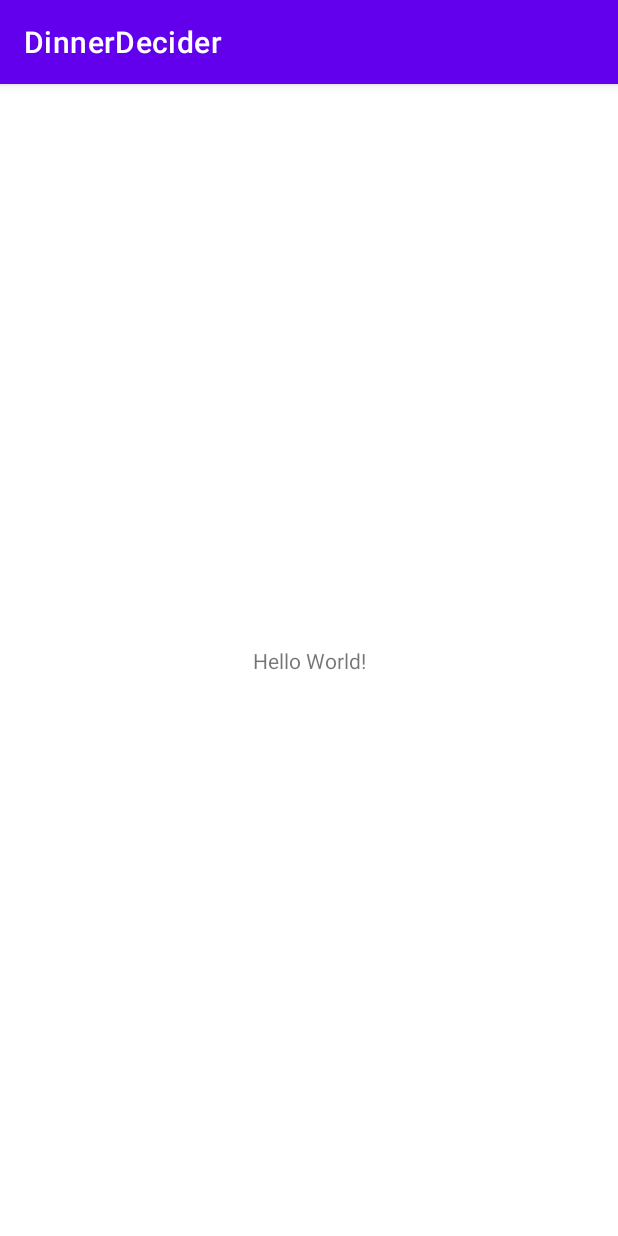
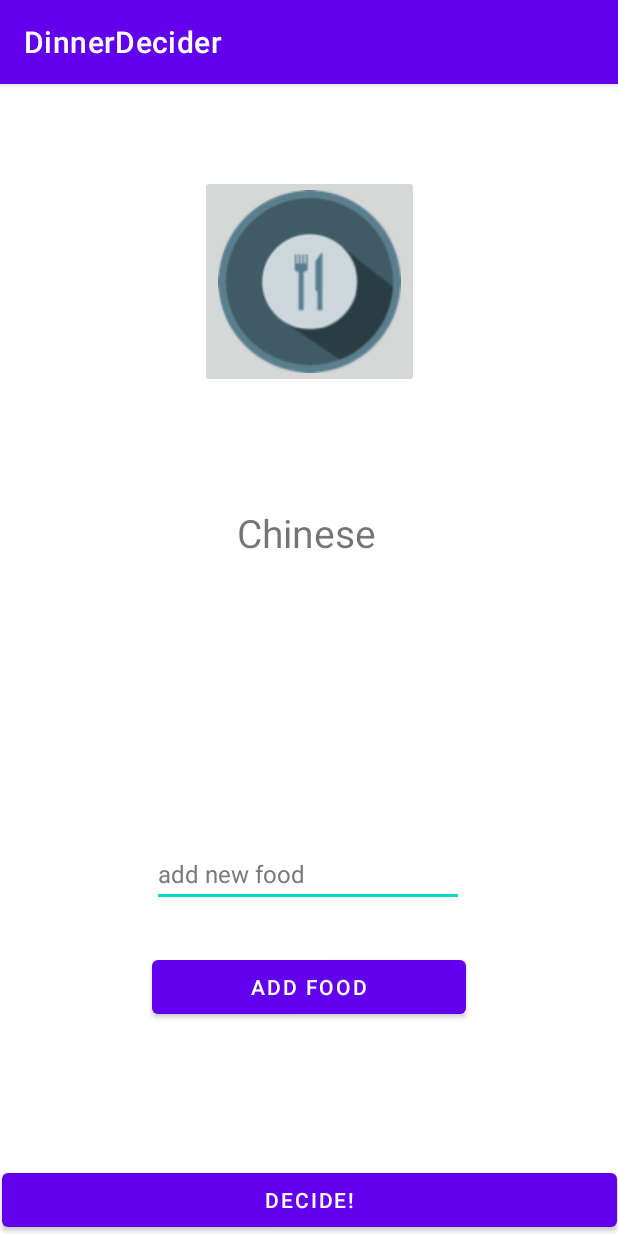
Before and after one commit to tsulai/MIU_MobileDeviceProgramming, an Android app: the screen it shows after launch (MainActivity), on a phone screen of 412 x 824 dp. Run offline under Robolectric (Android 15) with nearby library versions, the light colour scheme and no system bars.

Commit message:
dinnerdecider app done

```diff
--- a/Assignment2/DinnerDecider/app/build.gradle
+++ b/Assignment2/DinnerDecider/app/build.gradle
@@ -32,7 +32,8 @@ android {
 }
 
 dependencies {
-
+    apply plugin : "kotlin-android"
+    apply plugin : "kotlin-android-extensions"
     implementation 'androidx.core:core-ktx:1.7.0'
     implementation 'androidx.appcompat:appcompat:1.5.1'
     implementation 'com.google.android.material:material:1.6.1'
--- a/Assignment2/DinnerDecider/app/src/main/java/com/miu/dinnerdecider/MainActivity.kt
+++ b/Assignment2/DinnerDecider/app/src/main/java/com/miu/dinnerdecider/MainActivity.kt
@@ -2,10 +2,22 @@ package com.miu.dinnerdecider
 
 import androidx.appcompat.app.AppCompatActivity
 import android.os.Bundle
+import kotlinx.android.synthetic.main.activity_main.*
 
 class MainActivity : AppCompatActivity() {
     override fun onCreate(savedInstanceState: Bundle?) {
         super.onCreate(savedInstanceState)
         setContentView(R.layout.activity_main)
+        var foodList = arrayListOf("Hamburger", "Pizza", "Mexican", "American", "Chinese")
+        tvFoodName.text = foodList[(0..4).random()]
+        btnDecide.setOnClickListener{
+            tvFoodName.text = foodList[(0..4).random()]
+        }
+        btnAddFood.setOnClickListener{
+            if(etAddNewFood.text.toString()!== "add new food"){
+                foodList.add(etAddNewFood.text.toString())
+                println(foodList.toString())
+            }
+        }
     }
 }
--- a/Assignment2/DinnerDecider/app/src/main/res/layout/activity_main.xml
+++ b/Assignment2/DinnerDecider/app/src/main/res/layout/activity_main.xml
@@ -6,13 +6,67 @@
     android:layout_height="match_parent"
     tools:context=".MainActivity">
 
+    <EditText
+        android:id="@+id/etAddNewFood"
+        android:layout_width="208dp"
+        android:layout_height="44dp"
+        android:ems="10"
+        android:inputType="textPersonName"
+        android:text="add new food"
+        android:textColor="#7A7979"
+        android:textSize="16sp"
+        app:layout_constraintBottom_toBottomOf="parent"
+        app:layout_constraintEnd_toEndOf="parent"
+        app:layout_constraintHorizontal_bias="0.497"
+        app:layout_constraintStart_toStartOf="parent"
+        app:layout_constraintTop_toTopOf="parent"
+        app:layout_constraintVertical_bias="0.697" />
+
     <TextView
+        android:id="@+id/tvFoodName"
+        android:layout_width="150dp"
+        android:layout_height="44dp"
+        android:textAlignment="center"
+        android:textSize="26sp"
+        app:layout_constraintBottom_toBottomOf="parent"
+        app:layout_constraintEnd_toEndOf="parent"
+        app:layout_constraintHorizontal_bias="0.494"
+        app:layout_constraintStart_toStartOf="parent"
+        app:layout_constraintTop_toTopOf="parent"
+        app:layout_constraintVertical_bias="0.389" />
+
+    <ImageButton
+        android:id="@+id/imgBtnLogo"
         android:layout_width="wrap_content"
         android:layout_height="wrap_content"
-        android:text="Hello World!"
+        app:layout_constraintBottom_toBottomOf="parent"
+        app:layout_constraintEnd_toEndOf="parent"
+        app:layout_constraintHorizontal_bias="0.501"
+        app:layout_constraintStart_toStartOf="parent"
+        app:layout_constraintTop_toTopOf="parent"
+        app:layout_constraintVertical_bias="0.097"
+        app:srcCompat="@drawable/dd_logo" />
+
+    <Button
+        android:id="@+id/btnAddFood"
+        android:layout_width="209dp"
+        android:layout_height="48dp"
+        android:text="ADD FOOD"
         app:layout_constraintBottom_toBottomOf="parent"
         app:layout_constraintEnd_toEndOf="parent"
         app:layout_constraintStart_toStartOf="parent"
-        app:layout_constraintTop_toTopOf="parent" />
+        app:layout_constraintTop_toTopOf="parent"
+        app:layout_constraintVertical_bias="0.803" />
+
+    <Button
+        android:id="@+id/btnDecide"
+        android:layout_width="410dp"
+        android:layout_height="48dp"
+        android:text="DECIDE!"
+        app:layout_constraintBottom_toBottomOf="parent"
+        app:layout_constraintEnd_toEndOf="parent"
+        app:layout_constraintStart_toStartOf="parent"
+        app:layout_constraintTop_toTopOf="parent"
+        app:layout_constraintVertical_bias="1.0" />
 
 </androidx.constraintlayout.widget.ConstraintLayout>
```
Also changed, not shown: Assignment2/DinnerDecider/app/src/main/res/drawable/dd_logo.png (added), 1 other file.
